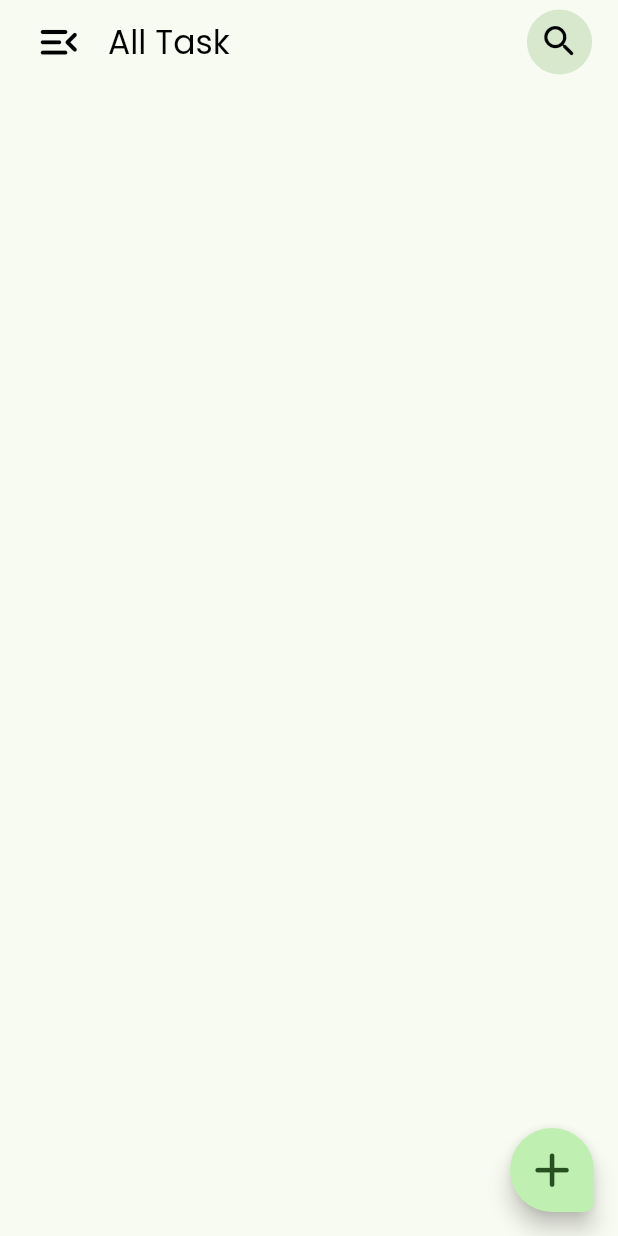
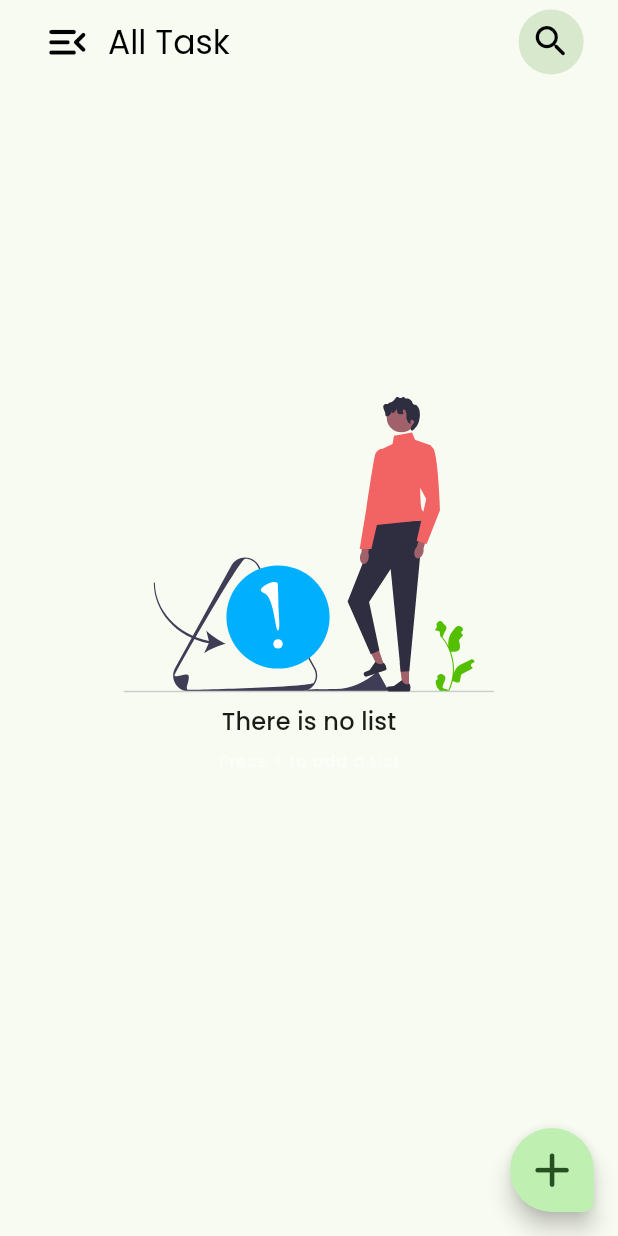
Before and after one commit to AnonX9/dark_todo_app, a Flutter app: the CounterApp screen opened by its route, on a phone screen of 412 x 824 dp. Run offline on Flutter 3.47's test engine with Material 3 defaults, Android fonts, the phone set to English and light mode, and no system bars; our stand-ins replace connectivity_plus, dio, easy_localization, flex_color_scheme, flutter_animate, flutter_riverpod and 9 more; missing offline and left inert: talker_dio_logger; generated files the repository leaves out were written again; statements that could not run were skipped.

Commit message:
feat: add empty_view.dart

```diff
--- /dev/null
+++ b/lib/src/home/presentation/empty_view.dart
@@ -0,0 +1,40 @@
+import 'package:flutter/material.dart';
+import 'package:flutter_riverpod_starter/utils/extensions/app_extensions.dart';
+import 'package:flutter_riverpod_starter/utils/sizer/sizer.dart';
+import 'package:flutter_svg/flutter_svg.dart';
+
+class EmptyView extends StatelessWidget {
+  const EmptyView({super.key});
+
+  @override
+  Widget build(BuildContext context) {
+    var textTheme = Theme.of(context).textTheme;
+
+    return Scaffold(
+      body: Center(
+        child: Column(
+          mainAxisAlignment: MainAxisAlignment.center,
+          children: [
+            SvgPicture.asset(
+              "assets/img/empty.svg",
+              semanticsLabel: "Warning Illustration",
+              width: 60.w,
+            ),
+            Padding(
+              padding: EdgeInsets.all(5.sp),
+              child: Text(
+                "There is no list",
+                style: textTheme.titleMedium,
+              ),
+            ),
+            Text(
+              "Press + to add a List",
+              style: textTheme.labelSmall?.copyWith(color: Colors.white54),
+            ),
+            100.height
+          ],
+        ),
+      ),
+    );
+  }
+}
--- a/lib/src/home/presentation/home_page.dart
+++ b/lib/src/home/presentation/home_page.dart
@@ -1,5 +1,6 @@
 import 'package:flutter/material.dart';
 import 'package:flutter_riverpod/flutter_riverpod.dart';
+import 'package:flutter_riverpod_starter/src/home/presentation/empty_view.dart';
 import 'package:flutter_riverpod_starter/utils/sizer/sizer.dart';
 
 class CounterApp extends ConsumerWidget {
@@ -14,7 +15,7 @@ class CounterApp extends ConsumerWidget {
           "All Task",
         ),
         leading: Padding(
-          padding: const EdgeInsets.only(left: 15),
+          padding: EdgeInsets.only(left: 15.sp),
           child: IconButton(
             onPressed: () {},
             icon: Icon(
@@ -25,7 +26,7 @@ class CounterApp extends ConsumerWidget {
         ),
         actions: [
           Padding(
-            padding: const EdgeInsets.only(right: 15),
+            padding: EdgeInsets.only(right: 15.sp),
             child: IconButton.filledTonal(
               onPressed: () {},
               icon: Icon(Icons.search_rounded),
@@ -34,7 +35,7 @@ class CounterApp extends ConsumerWidget {
           ),
         ],
       ),
-      body: Container(),
+      body: EmptyView(),
       floatingActionButton: FloatingActionButton(
         onPressed: () {},
         child: Icon(Icons.add_rounded, size: 28.sp),
--- a/pubspec.yaml
+++ b/pubspec.yaml
@@ -31,6 +31,7 @@ dependencies:
   flutter_localizations:
     sdk: flutter
   easy_localization: ^3.0.5
+  flutter_svg: ^2.0.10+1
 
 dev_dependencies:
   flutter_test:
@@ -50,6 +51,7 @@ flutter:
 
   assets:
     - assets/translations/
+    - assets/img/
 
   # To add assets to your application, add an assets section, like this:
   # assets:
```
Also changed, not shown: assets/img/empty.svg (added).
